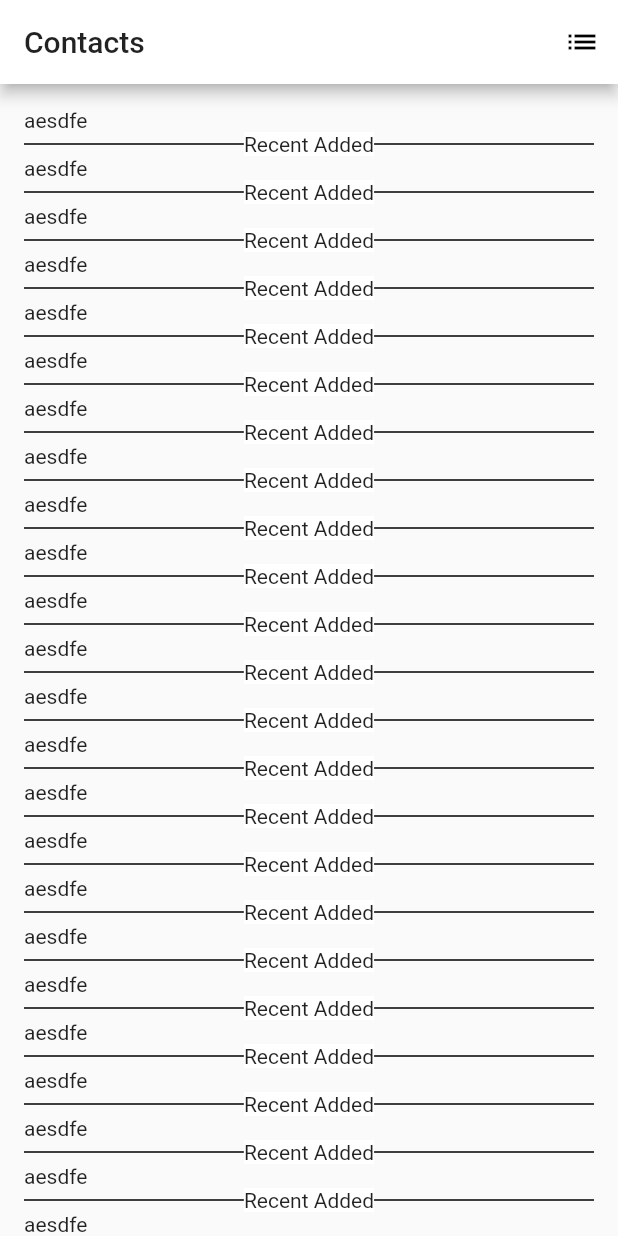
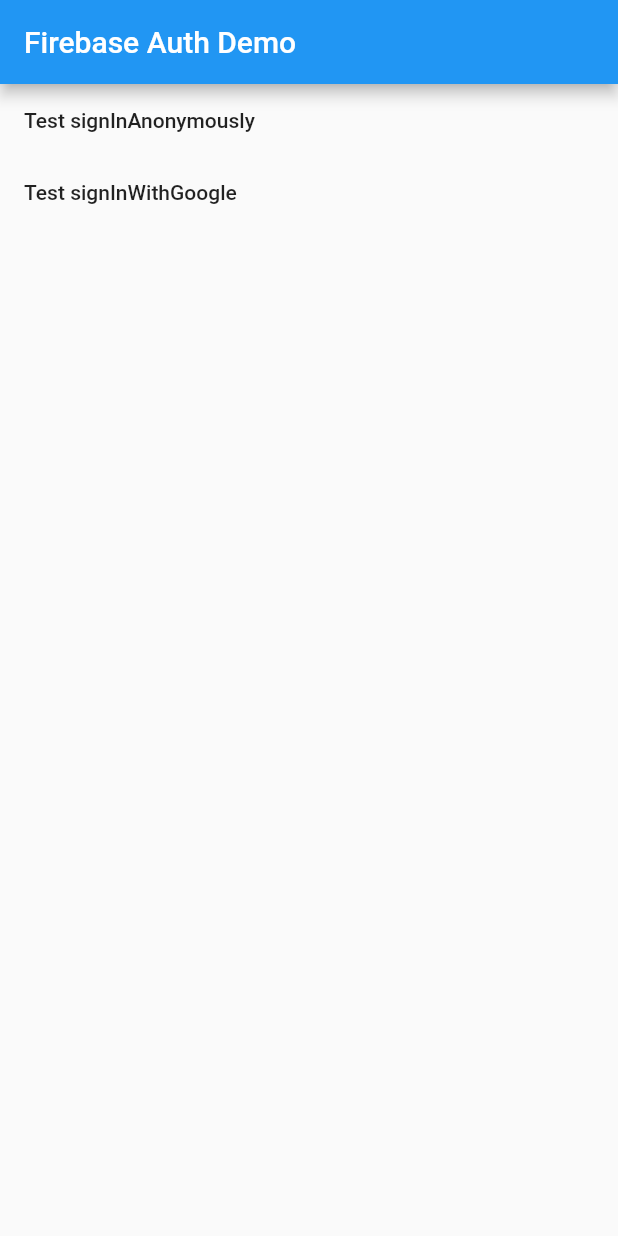
Before and after one commit to akashdepth/AndroidAppUsingFlutter, a Flutter app: the screen it shows after launch, on a phone screen of 412 x 824 dp. Run offline on Flutter 3.47's test engine with Material 2 defaults, Android fonts, the phone set to English and light mode, and no system bars; our stand-ins replace firebase_auth, google_sign_in; accounts and stored records are empty.

Commit message:
google authentication

```diff
--- a/lib/main.dart
+++ b/lib/main.dart
@@ -1,169 +1,121 @@
-// Step 7 (Final): Change the app's theme
+// Copyright 2017 The Chromium Authors. All rights reserved.
+// Use of this source code is governed by a BSD-style license that can be
+// found in the LICENSE file.
+
+import 'dart:async';
+import 'dart:io';
 
 import 'package:flutter/material.dart';
-import 'package:contacts_service/contacts_service.dart';
-import 'dart:async';
+import 'package:firebase_auth/firebase_auth.dart';
+import 'package:google_sign_in/google_sign_in.dart';
 
-void main() => runApp(new MyApp());
+final FirebaseAuth _auth = FirebaseAuth.instance;
+final GoogleSignIn _googleSignIn = new GoogleSignIn();
+
+void main() {
+  runApp(new MyApp());
+}
 
 class MyApp extends StatelessWidget {
-
   @override
   Widget build(BuildContext context) {
     return new MaterialApp(
-      title: 'Contacts',
-      theme: new ThemeData(
-        primaryColor: Colors.white,
-      ),
-      home: new RandomWords(),
+      title: 'Firebase Auth Demo',
+      home: new MyHomePage(title: 'Firebase Auth Demo'),
     );
   }
 }
 
-class RandomWords extends StatefulWidget {
+class MyHomePage extends StatefulWidget {
+  MyHomePage({Key key, this.title}) : super(key: key);
+
+  final String title;
+
   @override
-  createState() => new RandomWordsState();
+  _MyHomePageState createState() => new _MyHomePageState();
 }
 
-class RandomWordsState extends State<RandomWords> {
-  static Future getContacts() async{
-    print ("inside getContacts");
-    Iterable<Contact> contacts = await ContactsService.getContacts();
-    return contacts.toList();
+class _MyHomePageState extends State<MyHomePage> {
+  Future<String> _message = new Future<String>.value('');
+
+  Future<String> _testSignInAnonymously() async {
+    final FirebaseUser user = await _auth.signInAnonymously();
+    assert(user != null);
+    assert(user.isAnonymous);
+    assert(!user.isEmailVerified);
+    assert(await user.getIdToken() != null);
+    if (Platform.isIOS) {
+      // Anonymous auth doesn't show up as a provider on iOS
+      assert(user.providerData.isEmpty);
+    } else if (Platform.isAndroid) {
+      // Anonymous auth does show up as a provider on Android
+      assert(user.providerData.length == 1);
+      assert(user.providerData[0].providerId == 'firebase');
+      assert(user.providerData[0].uid != null);
+      assert(user.providerData[0].displayName == null);
+      assert(user.providerData[0].photoUrl == null);
+      assert(user.providerData[0].email == null);
+    }
+
+    final FirebaseUser currentUser = await _auth.currentUser();
+    assert(user.uid == currentUser.uid);
+
+    return 'signInAnonymously succeeded: $user';
   }
 
-  final _suggestions = getContacts();
-  final _suggestion = [];
+  Future<String> _testSignInWithGoogle() async {
+    final GoogleSignInAccount googleUser = await _googleSignIn.signIn();
 
-  final _saved = [];
+    final GoogleSignInAuthentication googleAuth =
+    await googleUser.authentication;
 
-  final _biggerFont = const TextStyle(fontSize: 18.0);
-   List<Widget> children1 = [new Text("uyfkhkch")];
+    final FirebaseUser user = await _auth.signInWithGoogle(
+      accessToken: googleAuth.accessToken,
+      idToken: googleAuth.idToken,
+    );
 
+    assert(user.email != null);
+    assert(user.displayName != null);
+    assert(!user.isAnonymous);
+    assert(await user.getIdToken() != null);
+    final FirebaseUser currentUser = await _auth.currentUser();
+    print(currentUser.email);
+    print(user.email);
+    assert(user.uid == currentUser.uid);
+    return 'signInWithGoogle succeeded: ';
+  }
 
   @override
   Widget build(BuildContext context) {
     return new Scaffold(
       appBar: new AppBar(
-        title: new Text('Contacts'),
-        actions: <Widget>[
-          new IconButton(icon: new Icon(Icons.list), onPressed: _pushSaved)
+        title: new Text(widget.title),
+      ),
+      body: new Column(
+        crossAxisAlignment: CrossAxisAlignment.start,
+        children: <Widget>[
+          new MaterialButton(
+              child: const Text('Test signInAnonymously'),
+              onPressed: () {
+                setState(() {
+                  _message = _testSignInAnonymously();
+                });
+              }),
+          new MaterialButton(
+              child: const Text('Test signInWithGoogle'),
+              onPressed: () {
+                setState(() {
+                  _message = _testSignInWithGoogle();
+                });
+              }),
+          new FutureBuilder<String>(
+              future: _message,
+              builder: (_, AsyncSnapshot<String> snapshot) {
+                return new Text(snapshot.data ?? '',
+                    style: const TextStyle(
+                        color: const Color.fromARGB(255, 0, 155, 0)));
+              }),
         ],
-      ),
-      body: _buildSuggestions(),
-    );
-  }
-
-  Widget _buildSuggestions() {
-    return new ListView.builder(
-      padding: const EdgeInsets.all(16.0),
-      itemBuilder: (context, i) {
-
-        if (i.isOdd) return new Row(
-          children: <Widget>[
-
-            Flexible(
-          fit: FlexFit.tight ,
-          child: Container(
-          height: 1.0,
-          decoration: const BoxDecoration(
-            color: Colors.black,
-          ),
-          )),
-
-        Container(
-          height: 16.0,
-          decoration: const BoxDecoration(
-            color: Colors.white,
-          ),
-          child: new Text("Recent Added",
-            textAlign: TextAlign.center,
-          ),),
-          Flexible(
-            fit: FlexFit.tight,
-        child:
-          Container(
-            height: 1.0,
-            decoration: const BoxDecoration(
-              color: Colors.black,
-            ),
-          ))
-
-
-          ],
-        );
-
-        final index = 0;
-        _suggestions.whenComplete((){
-          _suggestions.asStream().forEach((var a){
-              List<Contact> b = a;
-              b.forEach((ele){
-               ele.phones.forEach((e)=>print(e.label));
-             });
-
-          });
-        });
-        return new Text('aesdfe');
-      },
-    );
-  }
-
-  Widget _buildRow(var pair) {
-    final alreadySaved = _saved.contains(pair);
-    return new ListTile(
-      isThreeLine: true,
-    title: new Text(
-        pair.asPascalCase,
-        style: new TextStyle(fontWeight: FontWeight.normal, fontSize: 15.0),
-
-      ),
-      leading:  new CircleAvatar(
-        child: new Text('A'),
-      ),
-      subtitle: new ButtonBar(alignment: MainAxisAlignment.start,children: <Widget>[new IconButton(icon: new Icon(Icons.phone), onPressed:  () {
-      setState(
-            () {
-          if (alreadySaved) {
-            _saved.remove(pair);
-          } else {
-            _saved.add(pair);
-          }
-        },
-      );
-    }, alignment: Alignment.bottomLeft,)],),
-
-
-    );
-  }
-
-  void _pushSaved() {
-    Navigator.of(context).push(
-      new MaterialPageRoute(
-        builder: (context) {
-          final tiles = _saved.map(
-                (pair) {
-              return new ListTile(
-                title: new Text(
-                  pair.asPascalCase,
-                  style: _biggerFont,
-                ),
-              );
-            },
-          );
-          final divided = ListTile
-              .divideTiles(
-            context: context,
-            tiles: tiles,
-          )
-              .toList();
-
-          return new Scaffold(
-            appBar: new AppBar(
-              title: new Text('Hello world'),
-            ),
-            body: new ListView(children: divided),
-          );
-        },
       ),
     );
   }
--- a/pubspec.yaml
+++ b/pubspec.yaml
@@ -10,7 +10,9 @@ dependencies:
   cupertino_icons: ^0.1.2
   english_words: ^3.1.0
   contacts_service: 0.0.6
-
+  cloud_firestore: ^0.7.3
+  firebase_auth: ^0.5.11
+  google_sign_in: ^3.0.4
 
 dev_dependencies:
   flutter_test:
```
Also changed, not shown: 4 other files.
